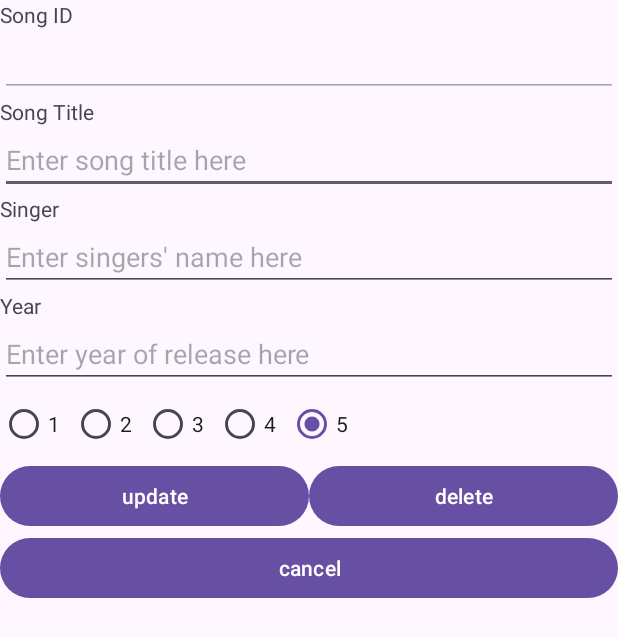
After one commit to SiakNgau/PSlesson08, an Android app: the thirdActivity screen opened directly, with no data from a screen before it, on a phone screen of 412 x 824 dp. The commit adds this screen. Shown: the top 637 px of the screen. Run offline under Robolectric (Android 15) with nearby library versions, the phone set to English and light mode, and no system bars; 9 statements that could not run were skipped.

Commit message:
Lesson 9 PS

```diff
--- a/app/src/main/AndroidManifest.xml
+++ b/app/src/main/AndroidManifest.xml
@@ -13,6 +13,12 @@
         android:theme="@style/Theme.PSLesson08"
         tools:targetApi="31">
         <activity
+            android:name=".thirdActivity"
+            android:exported="false" />
+        <activity
+            android:name=".SongList"
+            android:exported="false" />
+        <activity
             android:name=".MainActivity"
             android:exported="true">
             <intent-filter>
--- /dev/null
+++ b/app/src/main/java/sg/edu/rp/c346/id22027706/pslesson08/thirdActivity.java
@@ -0,0 +1,99 @@
+package sg.edu.rp.c346.id22027706.pslesson08;
+
+import androidx.appcompat.app.AppCompatActivity;
+
+import android.content.Intent;
+import android.os.Bundle;
+import android.view.View;
+import android.widget.Button;
+import android.widget.EditText;
+import android.widget.RadioGroup;
+import android.widget.Toast;
+
+public class thirdActivity extends AppCompatActivity {
+    Button btnUpdate, btnDelete, btnCancel;
+    EditText title, singer, year, id;
+    RadioGroup rating;
+    songs data;
+
+    @Override
+    protected void onCreate(Bundle savedInstanceState) {
+        super.onCreate(savedInstanceState);
+        setContentView(R.layout.activity_third);
+        btnUpdate = findViewById(R.id.btnUpdate);
+        btnDelete = findViewById(R.id.btnDelete);
+        btnCancel = findViewById(R.id.btnCancel);
+        id = findViewById(R.id.etSongID);
+        title = findViewById(R.id.etTitle);
+        singer = findViewById(R.id.etSinger);
+        year = findViewById(R.id.etYear);
+        rating = findViewById(R.id.rgStar);
+
+        Intent i = getIntent();
+        data = (songs) i.getSerializableExtra("data");
+
+        id.setText(""+data.getId());
+        title.setText(data.getTitle());
+        singer.setText(data.getSinger());
+        year.setText(""+data.getYear());
+        String stars = data.getStars();
+        if(stars.equals("1")){
+            rating.check(R.id.rb1);
+        } else if (stars.equals("2")) {
+            rating.check(R.id.rb2);
+        }else if (stars.equals("3")) {
+            rating.check(R.id.rb3);
+        }else if (stars.equals("4")) {
+            rating.check(R.id.rb4);
+        }else {
+            rating.check(R.id.rb5);
+        }
+
+        btnUpdate.setOnClickListener(new View.OnClickListener() {
+            @Override
+            public void onClick(View v) {
+                DBHelper dbh = new DBHelper(thirdActivity.this);
+                data.setSinger(singer.getText().toString());
+                data.setTitle(title.getText().toString());
+                data.setYear(Integer.parseInt(year.getText().toString()));
+                int ratingID = rating.getCheckedRadioButtonId();
+                String star = "";
+                if (ratingID == R.id.rb1) {
+                    star = "1";
+                } else if (ratingID == R.id.rb2) {
+                    star = "2";
+                } else if (ratingID == R.id.rb3) {
+                    star = "3";
+                } else if (ratingID == R.id.rb4) {
+                    star = "4";
+                } else {
+                    star = "5";
+                }
+                data.setStars(star);
+                dbh.updateSong(data);
+                dbh.close();
+                Toast.makeText(thirdActivity.this, "Update successful", Toast.LENGTH_SHORT).show();
+                Intent i = new Intent(thirdActivity.this, SongList.class);
+                startActivity(i);
+            }
+        });
+
+        btnDelete.setOnClickListener(new View.OnClickListener() {
+            @Override
+            public void onClick(View v) {
+                DBHelper dbh = new DBHelper(thirdActivity.this);
+                dbh.deleteSong(data.getId());
+                Toast.makeText(thirdActivity.this, "Delete successful", Toast.LENGTH_SHORT).show();
+                Intent i = new Intent(thirdActivity.this, SongList.class);
+                startActivity(i);
+            }
+        });
+        btnCancel.setOnClickListener(new View.OnClickListener() {
+            @Override
+            public void onClick(View v) {
+                Intent i = new Intent(thirdActivity.this, SongList.class);
+                startActivity(i);
+                Toast.makeText(thirdActivity.this, "Cancelled", Toast.LENGTH_SHORT).show();
+            }
+        });
+    }}
--- a/app/src/main/res/layout/activity_main.xml
+++ b/app/src/main/res/layout/activity_main.xml
@@ -122,8 +122,4 @@
             android:text="SHOW LIST" />
     </LinearLayout>
 
-    <ListView
-        android:id="@+id/lv"
-        android:layout_width="match_parent"
-        android:layout_height="match_parent" />
 </LinearLayout>
--- /dev/null
+++ b/app/src/main/res/layout/activity_third.xml
@@ -0,0 +1,121 @@
+<?xml version="1.0" encoding="utf-8"?>
+<LinearLayout xmlns:android="http://schemas.android.com/apk/res/android"
+    xmlns:app="http://schemas.android.com/apk/res-auto"
+    xmlns:tools="http://schemas.android.com/tools"
+    android:layout_width="match_parent"
+    android:layout_height="match_parent"
+    android:orientation="vertical"
+    tools:context=".thirdActivity">
+
+
+    <TextView
+        android:layout_width="wrap_content"
+        android:layout_height="wrap_content"
+        android:text="Song ID"/>
+
+    <EditText
+        android:id="@+id/etSongID"
+        android:layout_width="match_parent"
+        android:layout_height="wrap_content"
+        android:enabled="false"/>
+
+    <TextView
+        android:layout_width="wrap_content"
+        android:layout_height="wrap_content"
+        android:text="Song Title"/>
+
+    <EditText
+        android:id="@+id/etTitle"
+        android:layout_width="match_parent"
+        android:layout_height="wrap_content"
+        android:hint="Enter song title here"/>
+
+    <TextView
+        android:layout_width="wrap_content"
+        android:layout_height="wrap_content"
+        android:text="Singer"/>
+
+    <EditText
+        android:id="@+id/etSinger"
+        android:layout_width="match_parent"
+        android:layout_height="wrap_content"
+        android:hint="Enter singers' name here"/>
+
+    <TextView
+        android:layout_width="wrap_content"
+        android:layout_height="wrap_content"
+        android:text="Year"/>
+
+    <EditText
+        android:id="@+id/etYear"
+        android:inputType="number"
+        android:layout_width="match_parent"
+        android:layout_height="wrap_content"
+        android:hint="Enter year of release here"/>
+
+    <RadioGroup
+        android:id="@+id/rgStar"
+        android:layout_width="match_parent"
+        android:layout_height="wrap_content"
+        android:orientation="horizontal">
+
+        <RadioButton
+            android:id="@+id/rb1"
+            android:layout_width="wrap_content"
+            android:layout_height="wrap_content"
+            android:text="1"/>
+
+        <RadioButton
+            android:id="@+id/rb2"
+            android:layout_width="wrap_content"
+            android:layout_height="wrap_content"
+            android:text="2"/>
+
+        <RadioButton
+            android:id="@+id/rb3"
+            android:layout_width="wrap_content"
+            android:layout_height="wrap_content"
+            android:text="3"
+            android:checked="true"/>
+
+        <RadioButton
+            android:id="@+id/rb4"
+            android:layout_width="wrap_content"
+            android:layout_height="wrap_content"
+            android:text="4"/>
+
+        <RadioButton
+            android:id="@+id/rb5"
+            android:layout_width="wrap_content"
+            android:layout_height="wrap_content"
+            android:text="5"/>
+    </RadioGroup>
+
+    <LinearLayout
+        android:layout_width="match_parent"
+        android:layout_height="wrap_content"
+        android:orientation="horizontal">
+
+        <Button
+            android:id="@+id/btnUpdate"
+            android:layout_width="match_parent"
+            android:layout_height="wrap_content"
+            android:layout_weight="1"
+            android:text="update"/>
+
+        <Button
+            android:id="@+id/btnDelete"
+            android:layout_width="match_parent"
+            android:layout_height="wrap_content"
+            android:layout_weight="1"
+            android:text="delete"/>
+
+    </LinearLayout>
+
+    <Button
+        android:layout_width="match_parent"
+        android:layout_height="wrap_content"
+        android:id="@+id/btnCancel"
+        android:text="cancel"/>
+
+</LinearLayout>
```
Also changed, not shown: app/src/main/java/sg/edu/rp/c346/id22027706/pslesson08/DBHelper.java (+58 -20 lines), app/src/main/java/sg/edu/rp/c346/id22027706/pslesson08/MainActivity.java (+7 -24 lines), app/src/main/java/sg/edu/rp/c346/id22027706/pslesson08/SongList.java (added, +76 -0 lines), app/src/main/java/sg/edu/rp/c346/id22027706/pslesson08/songs.java (+44 -13 lines), app/src/main/res/layout/activity_song_list.xml (added, +37 -0 lines).
